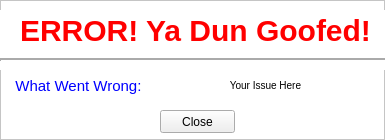
alishan-kaisani/CS4400-GUI, file app/ui/error.ui: the form before one commit.
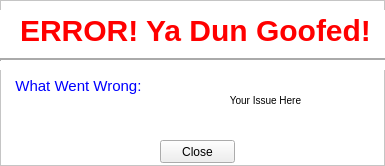
The form after the commit. Icons and pictures are not drawn.

```diff
--- a/app/ui/error.ui
+++ b/app/ui/error.ui
@@ -7,7 +7,7 @@
     <x>0</x>
     <y>0</y>
     <width>385</width>
-    <height>140</height>
+    <height>166</height>
    </rect>
   </property>
   <property name="windowTitle">
@@ -74,7 +74,7 @@
    <property name="geometry">
     <rect>
      <x>160</x>
-     <y>110</y>
+     <y>140</y>
      <width>75</width>
      <height>23</height>
     </rect>
@@ -89,7 +89,7 @@
      <x>150</x>
      <y>70</y>
      <width>231</width>
-     <height>31</height>
+     <height>61</height>
     </rect>
    </property>
    <property name="styleSheet">
```
